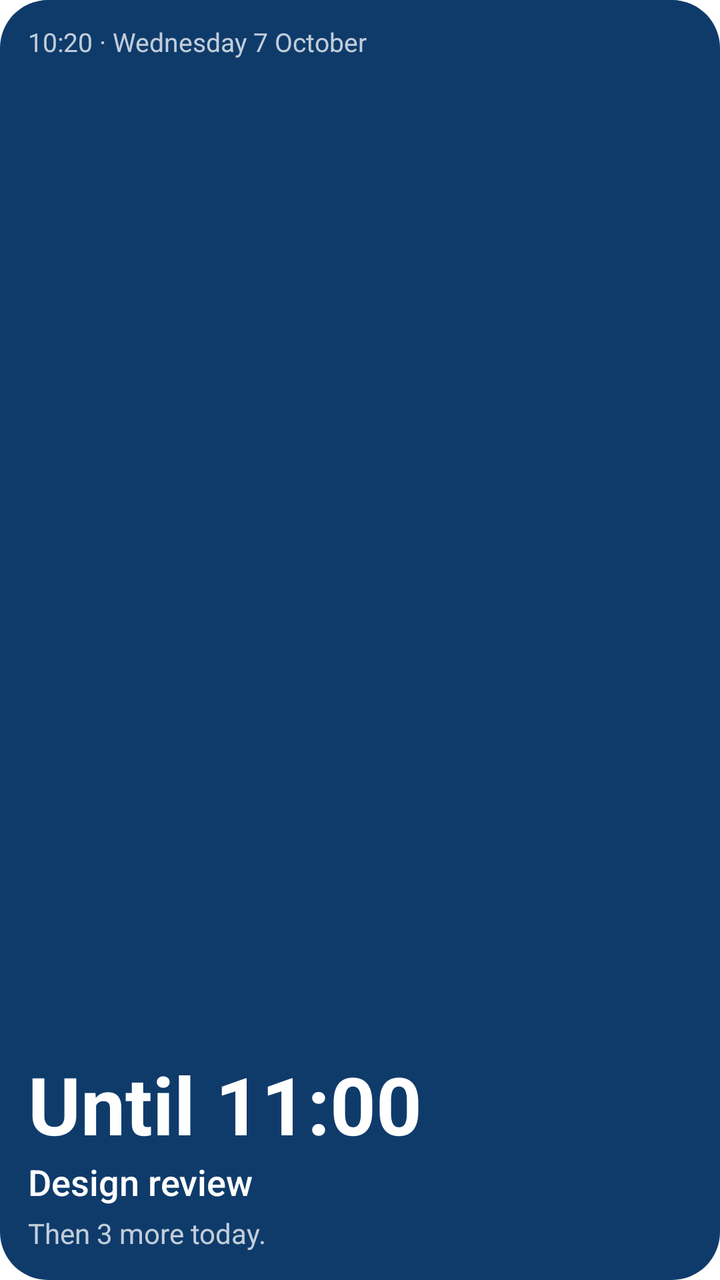
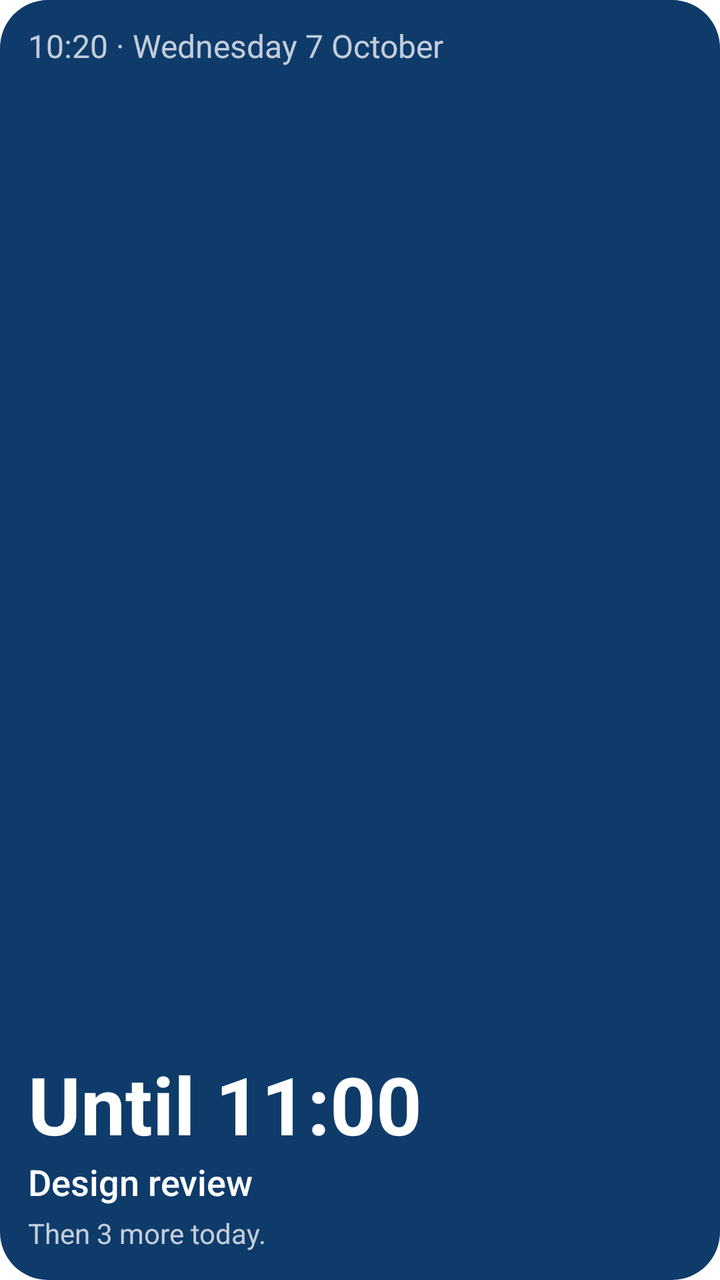

Screens rendered from an Android XML layout before and after an edit, with the pre-edit source and the edit as a unified diff.
<!-- AndroidManifest.xml: fallback theme Theme.MaterialComponents.DayNight.NoActionBar -->
<!-- res/layout/widget_words_preview.xml -->
<?xml version="1.0" encoding="utf-8"?>
<LinearLayout xmlns:android="http://schemas.android.com/apk/res/android"
    android:layout_width="match_parent"
    android:layout_height="match_parent"
    android:background="@drawable/widget_preview_card"
    android:orientation="vertical"
    android:padding="14dp">

    <TextView
        android:layout_width="wrap_content"
        android:layout_height="wrap_content"
        android:includeFontPadding="false"
        android:singleLine="true"
        android:text="@string/widget_preview_top"
        android:textColor="@color/widget_preview_ink_dim"
        android:textSize="13sp" />

    <FrameLayout
        android:layout_width="match_parent"
        android:layout_height="0dp"
        android:layout_weight="1" />

    <TextView
        android:layout_width="wrap_content"
        android:layout_height="wrap_content"
        android:singleLine="true"
        android:text="@string/widget_preview_hero"
        android:textColor="@color/widget_preview_ink"
        android:textSize="40sp"
        android:textStyle="bold" />

    <TextView
        android:layout_width="wrap_content"
        android:layout_height="wrap_content"
        android:fontFamily="sans-serif-medium"
        android:singleLine="true"
        android:text="@string/widget_preview_row1_title"
        android:textColor="@color/widget_preview_ink"
        android:textSize="18sp" />

    <TextView
        android:layout_width="wrap_content"
        android:layout_height="wrap_content"
        android:layout_marginTop="4dp"
        android:singleLine="true"
        android:text="@string/widget_preview_note"
        android:textColor="@color/widget_preview_ink_dim"
        android:textSize="14sp" />
</LinearLayout>
<!-- resources referenced by this layout -->
<resources>
  <color name="widget_preview_ink">#FFFFFFFF</color>
  <color name="widget_preview_ink_dim">#BFFFFFFF</color>
  <!-- drawable widget_preview_card (drawable) -->
  <?xml version="1.0" encoding="utf-8"?>
  <shape xmlns:android="http://schemas.android.com/apk/res/android" android:shape="rectangle">
      <solid android:color="@color/widget_preview_card" />
      <corners android:radius="24dp" />
  </shape>
  <string name="widget_preview_hero">Until 11:00</string>
  <string name="widget_preview_note">Then 3 more today.</string>
  <string name="widget_preview_row1_title">Design review</string>
  <string name="widget_preview_top">10:20 · Wednesday 7 October</string>
  <color name="widget_preview_card">#FF0F3B6B</color>
</resources>

<!-- the commit's change to res/layout/widget_words_preview.xml (unified diff, before → after) -->
@@ -13,7 +13,7 @@
         android:singleLine="true"
         android:text="@string/widget_preview_top"
         android:textColor="@color/widget_preview_ink_dim"
-        android:textSize="13sp" />
+        android:textSize="16sp" />
 
     <FrameLayout
         android:layout_width="match_parent"
